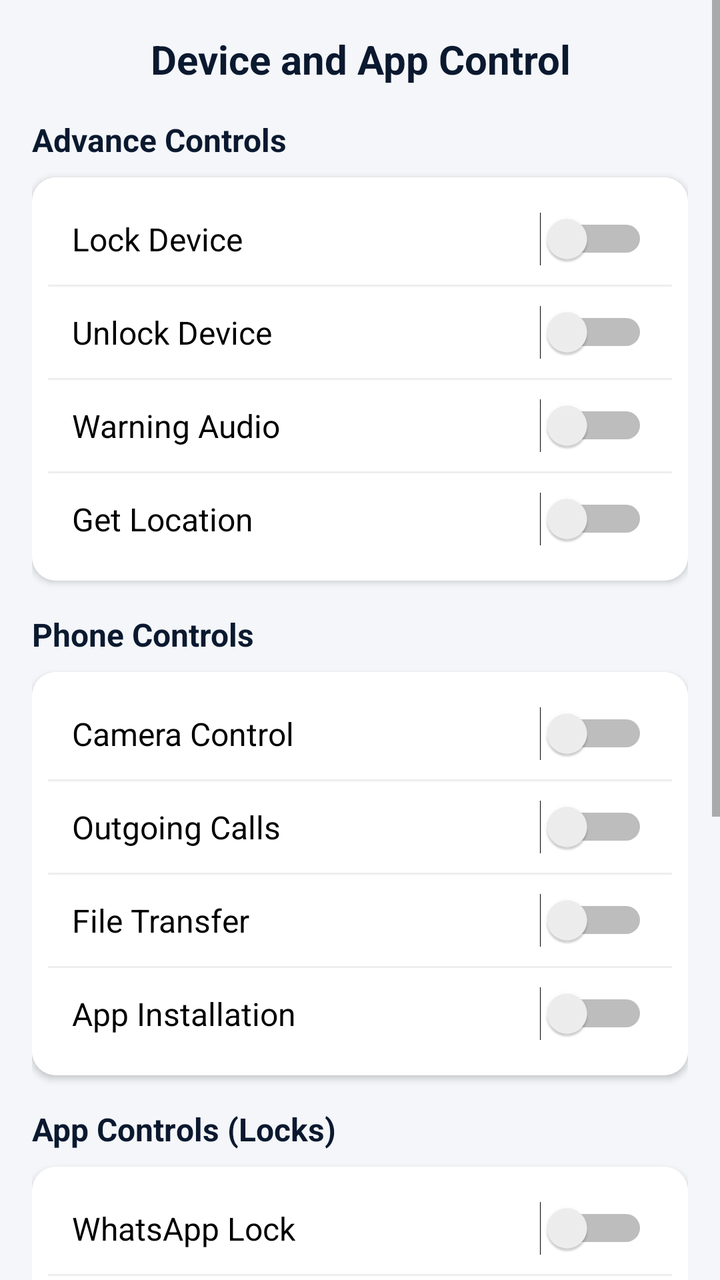
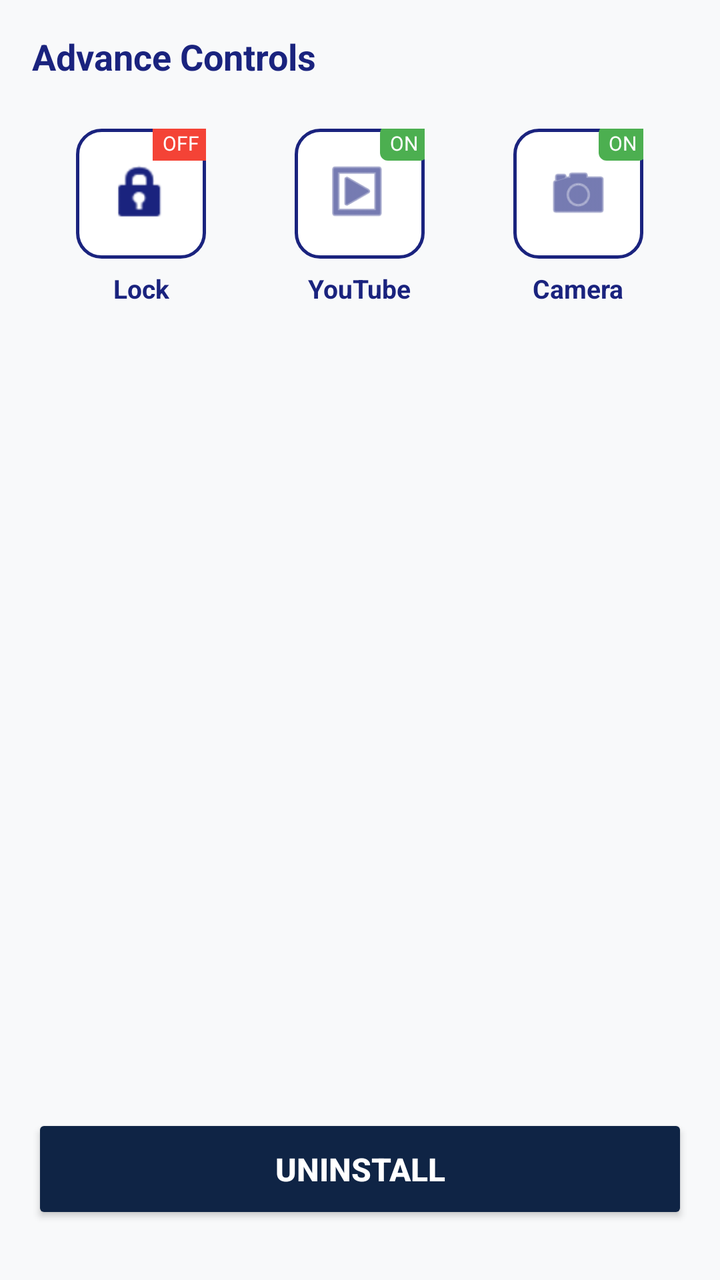

Two renders of the same Android screen: before a commit and after it. Below are the layout's source before the change and the commit's diff.
<!-- AndroidManifest.xml: application theme Theme.AppCompat.Light.NoActionBar -->
<!-- res/layout/activity_customer_detail_control.xml -->
<?xml version="1.0" encoding="utf-8"?>
<ScrollView xmlns:android="http://schemas.android.com/apk/res/android"
    xmlns:app="http://schemas.android.com/apk/res-auto"
    android:layout_width="match_parent"
    android:layout_height="match_parent"
    android:background="@color/colorBackground"
    android:fillViewport="true">

    <LinearLayout
        android:layout_width="match_parent"
        android:layout_height="wrap_content"
        android:orientation="vertical"
        android:padding="16dp">

        <TextView
            android:layout_width="match_parent"
            android:layout_height="wrap_content"
            android:text="Device and App Control"
            android:textSize="20sp"
            android:textStyle="bold"
            android:textColor="@color/colorPrimary"
            android:gravity="center"
            android:layout_marginBottom="16dp"/>

        
        <TextView
            android:layout_width="match_parent"
            android:layout_height="wrap_content"
            android:text="Advance Controls"
            android:textStyle="bold"
            android:textColor="@color/colorPrimary"
            android:textSize="16sp"
            android:layout_marginBottom="8dp"/>

        <androidx.cardview.widget.CardView
            android:layout_width="match_parent"
            android:layout_height="wrap_content"
            android:layout_marginBottom="16dp"
            app:cardCornerRadius="12dp">
            <LinearLayout
                android:layout_width="match_parent"
                android:layout_height="wrap_content"
                android:orientation="vertical"
                android:background="@color/white"
                android:padding="8dp">

                <Switch android:id="@+id/switchLock" android:layout_width="match_parent" android:layout_height="wrap_content" android:text="Lock Device" android:padding="12dp" android:textSize="16sp"/>
                <View android:layout_width="match_parent" android:layout_height="1dp" android:background="#EEEEEE"/>
                <Switch android:id="@+id/switchUnlock" android:layout_width="match_parent" android:layout_height="wrap_content" android:text="Unlock Device" android:padding="12dp" android:textSize="16sp"/>
                <View android:layout_width="match_parent" android:layout_height="1dp" android:background="#EEEEEE"/>
                <Switch android:id="@+id/switchWarningAudio" android:layout_width="match_parent" android:layout_height="wrap_content" android:text="Warning Audio" android:padding="12dp" android:textSize="16sp"/>
                <View android:layout_width="match_parent" android:layout_height="1dp" android:background="#EEEEEE"/>
                <Switch android:id="@+id/switchGetLocation" android:layout_width="match_parent" android:layout_height="wrap_content" android:text="Get Location" android:padding="12dp" android:textSize="16sp"/>
            </LinearLayout>
        </androidx.cardview.widget.CardView>

        
        <TextView
            android:layout_width="match_parent"
            android:layout_height="wrap_content"
            android:text="Phone Controls"
            android:textStyle="bold"
            android:textColor="@color/colorPrimary"
            android:textSize="16sp"
            android:layout_marginBottom="8dp"/>

        <androidx.cardview.widget.CardView
            android:layout_width="match_parent"
            android:layout_height="wrap_content"
            android:layout_marginBottom="16dp"
            app:cardCornerRadius="12dp">
            <LinearLayout
                android:layout_width="match_parent"
                android:layout_height="wrap_content"
                android:orientation="vertical"
                android:background="@color/white"
                android:padding="8dp">

                <Switch android:id="@+id/switchCamera" android:layout_width="match_parent" android:layout_height="wrap_content" android:text="Camera Control" android:padding="12dp" android:textSize="16sp"/>
                <View android:layout_width="match_parent" android:layout_height="1dp" android:background="#EEEEEE"/>
                <Switch android:id="@+id/switchOutgoingCalls" android:layout_width="match_parent" android:layout_height="wrap_content" android:text="Outgoing Calls" android:padding="12dp" android:textSize="16sp"/>
                <View android:layout_width="match_parent" android:layout_height="1dp" android:background="#EEEEEE"/>
                <Switch android:id="@+id/switchFileTransfer" android:layout_width="match_parent" android:layout_height="wrap_content" android:text="File Transfer" android:padding="12dp" android:textSize="16sp"/>
                <View android:layout_width="match_parent" android:layout_height="1dp" android:background="#EEEEEE"/>
                <Switch android:id="@+id/switchAppInstallation" android:layout_width="match_parent" android:layout_height="wrap_content" android:text="App Installation" android:padding="12dp" android:textSize="16sp"/>
            </LinearLayout>
        </androidx.cardview.widget.CardView>

        
        <TextView
            android:layout_width="match_parent"
            android:layout_height="wrap_content"
            android:text="App Controls (Locks)"
            android:textStyle="bold"
            android:textColor="@color/colorPrimary"
            android:textSize="16sp"
            android:layout_marginBottom="8dp"/>

        <androidx.cardview.widget.CardView
            android:layout_width="match_parent"
            android:layout_height="wrap_content"
            android:layout_marginBottom="24dp"
            app:cardCornerRadius="12dp">
            <LinearLayout
                android:layout_width="match_parent"
                android:layout_height="wrap_content"
                android:orientation="vertical"
                android:background="@color/white"
                android:padding="8dp">

                <Switch android:id="@+id/switchWhatsapp" android:layout_width="match_parent" android:layout_height="wrap_content" android:text="WhatsApp Lock" android:padding="12dp" android:textSize="16sp"/>
                <View android:layout_width="match_parent" android:layout_height="1dp" android:background="#EEEEEE"/>
                <Switch android:id="@+id/switchTelegram" android:layout_width="match_parent" android:layout_height="wrap_content" android:text="Telegram Lock" android:padding="12dp" android:textSize="16sp"/>
                <View android:layout_width="match_parent" android:layout_height="1dp" android:background="#EEEEEE"/>
                <Switch android:id="@+id/switchChrome" android:layout_width="match_parent" android:layout_height="wrap_content" android:text="Chrome Lock" android:padding="12dp" android:textSize="16sp"/>
                <View android:layout_width="match_parent" android:layout_height="1dp" android:background="#EEEEEE"/>
                <Switch android:id="@+id/switchYoutube" android:layout_width="match_parent" android:layout_height="wrap_content" android:text="Youtube Lock" android:padding="12dp" android:textSize="16sp"/>
                <View android:layout_width="match_parent" android:layout_height="1dp" android:background="#EEEEEE"/>
                <Switch android:id="@+id/switchInstagram" android:layout_width="match_parent" android:layout_height="wrap_content" android:text="Instagram Lock" android:padding="12dp" android:textSize="16sp"/>
                <View android:layout_width="match_parent" android:layout_height="1dp" android:background="#EEEEEE"/>
                <Switch android:id="@+id/switchPhonepe" android:layout_width="match_parent" android:layout_height="wrap_content" android:text="PhonePe Lock" android:padding="12dp" android:textSize="16sp"/>
            </LinearLayout>
        </androidx.cardview.widget.CardView>

        
        <Button
            android:id="@+id/btnUninstallSystem"
            android:layout_width="match_parent"
            android:layout_height="55dp"
            android:text="Uninstall"
            android:backgroundTint="#8B0000"
            android:textColor="@color/white"
            android:textSize="16sp"
            android:textStyle="bold"
            android:layout_marginBottom="30dp"/>

    </LinearLayout>
</ScrollView>
<!-- resources referenced by this layout -->
<resources>
  <color name="colorBackground">#F4F6F9</color>
  <color name="colorPrimary">#0A192F</color>
  <color name="white">#FFFFFF</color>
</resources>

<!-- the commit's change to res/layout/activity_customer_detail_control.xml (unified diff, before → after) -->
@@ -1,9 +1,8 @@
 <?xml version="1.0" encoding="utf-8"?>
 <ScrollView xmlns:android="http://schemas.android.com/apk/res/android"
-    xmlns:app="http://schemas.android.com/apk/res-auto"
     android:layout_width="match_parent"
     android:layout_height="match_parent"
-    android:background="@color/colorBackground"
+    android:background="#F8F9FA"
     android:fillViewport="true">
 
     <LinearLayout
@@ -15,112 +14,50 @@
         <TextView
             android:layout_width="match_parent"
             android:layout_height="wrap_content"
-            android:text="Device and App Control"
-            android:textSize="20sp"
+            android:text="Advance Controls"
             android:textStyle="bold"
-            android:textColor="@color/colorPrimary"
-            android:gravity="center"
+            android:textColor="#1A237E"
+            android:textSize="18sp"
             android:layout_marginBottom="16dp"/>
 
         
-        <TextView
+        <GridLayout
             android:layout_width="match_parent"
             android:layout_height="wrap_content"
-            android:text="Advance Controls"
-            android:textStyle="bold"
-            android:textColor="@color/colorPrimary"
-            android:textSize="16sp"
-            android:layout_marginBottom="8dp"/>
+            android:columnCount="3"
+            android:alignmentMode="alignMargins">
 
-        <androidx.cardview.widget.CardView
-            android:layout_width="match_parent"
-            android:layout_height="wrap_content"
-            android:layout_marginBottom="16dp"
-            app:cardCornerRadius="12dp">
-            <LinearLayout
-                android:layout_width="match_parent"
-                android:layout_height="wrap_content"
-                android:orientation="vertical"
-                android:background="@color/white"
-                android:padding="8dp">
+            
+            <LinearLayout android:id="@+id/btnControlLock" android:orientation="vertical" android:gravity="center" android:layout_width="0dp" android:layout_height="wrap_content" android:layout_columnWeight="1" android:layout_margin="8dp">
+                <FrameLayout android:layout_width="65dp" android:layout_height="65dp">
+                    <ImageView android:layout_width="match_parent" android:layout_height="match_parent" android:background="@drawable/bg_control_box" android:padding="16dp" android:src="@android:drawable/ic_lock_idle_lock" android:tint="#1A237E"/>
+                    <TextView android:id="@+id/badgeLock" android:layout_width="wrap_content" android:layout_height="wrap_content" android:text="OFF" android:textSize="10sp" android:textColor="#FFF" android:background="#F44336" android:layout_gravity="top|end" android:layout_marginTop="-2dp" android:layout_marginEnd="-2dp" android:paddingHorizontal="5dp" android:paddingVertical="2dp"/>
+                </FrameLayout>
+                <TextView android:layout_width="wrap_content" android:layout_height="wrap_content" android:text="Lock" android:textSize="13sp" android:textColor="#1A237E" android:textStyle="bold" android:layout_marginTop="6dp"/>
+            </LinearLayout>
 
-                <Switch android:id="@+id/switchLock" android:layout_width="match_parent" android:layout_height="wrap_content" android:text="Lock Device" android:padding="12dp" android:textSize="16sp"/>
-                <View android:layout_width="match_parent" android:layout_height="1dp" android:background="#EEEEEE"/>
-                <Switch android:id="@+id/switchUnlock" android:layout_width="match_parent" android:layout_height="wrap_content" android:text="Unlock Device" android:padding="12dp" android:textSize="16sp"/>
-                <View android:layout_width="match_parent" android:layout_height="1dp" android:background="#EEEEEE"/>
-                <Switch android:id="@+id/switchWarningAudio" android:layout_width="match_parent" android:layout_height="wrap_content" android:text="Warning Audio" android:padding="12dp" android:textSize="16sp"/>
-                <View android:layout_width="match_parent" android:layout_height="1dp" android:background="#EEEEEE"/>
-                <Switch android:id="@+id/switchGetLocation" android:layout_width="match_parent" android:layout_height="wrap_content" android:text="Get Location" android:padding="12dp" android:textSize="16sp"/>
+            
+            <LinearLayout android:id="@+id/btnControlYoutube" android:orientation="vertical" android:gravity="center" android:layout_width="0dp" android:layout_height="wrap_content" android:layout_columnWeight="1" android:layout_margin="8dp">
+                <FrameLayout android:layout_width="65dp" android:layout_height="65dp">
+                    <ImageView android:layout_width="match_parent" android:layout_height="match_parent" android:background="@drawable/bg_control_box" android:padding="16dp" android:src="@android:drawable/ic_menu_slideshow" android:tint="#1A237E"/>
+                    <TextView android:id="@+id/badgeYoutube" android:layout_width="wrap_content" android:layout_height="wrap_content" android:text="ON" android:textSize="10sp" android:textColor="#FFF" android:background="@drawable/bg_badge_on" android:layout_gravity="top|end" android:layout_marginTop="-2dp" android:layout_marginEnd="-2dp" android:paddingHorizontal="5dp" android:paddingVertical="2dp"/>
+                </FrameLayout>
+                <TextView android:layout_width="wrap_content" android:layout_height="wrap_content" android:text="YouTube" android:textSize="13sp" android:textColor="#1A237E" android:textStyle="bold" android:layout_marginTop="6dp"/>
             </LinearLayout>
-        </androidx.cardview.widget.CardView>
+
+            
+            <LinearLayout android:id="@+id/btnControlCamera" android:orientation="vertical" android:gravity="center" android:layout_width="0dp" android:layout_height="wrap_content" android:layout_columnWeight="1" android:layout_margin="8dp">
+                <FrameLayout android:layout_width="65dp" android:layout_height="65dp">
+                    <ImageView android:layout_width="match_parent" android:layout_height="match_parent" android:background="@drawable/bg_control_box" android:padding="16dp" android:src="@android:drawable/ic_menu_camera" android:tint="#1A237E"/>
+                    <TextView android:id="@+id/badgeCamera" android:layout_width="wrap_content" android:layout_height="wrap_content" android:text="ON" android:textSize="10sp" android:textColor="#FFF" android:background="@drawable/bg_badge_on" android:layout_gravity="top|end" android:layout_marginTop="-2dp" android:layout_marginEnd="-2dp" android:paddingHorizontal="5dp" android:paddingVertical="2dp"/>
+                </FrameLayout>
+                <TextView android:layout_width="wrap_content" android:layout_height="wrap_content" android:text="Camera" android:textSize="13sp" android:textColor="#1A237E" android:textStyle="bold" android:layout_marginTop="6dp"/>
+            </LinearLayout>
+
+        </GridLayout>
 
         
-        <TextView
-            android:layout_width="match_parent"
-            android:layout_height="wrap_content"
-            android:text="Phone Controls"
-            android:textStyle="bold"
-            android:textColor="@color/colorPrimary"
-            android:textSize="16sp"
-            android:layout_marginBottom="8dp"/>
-
-        <androidx.cardview.widget.CardView
-            android:layout_width="match_parent"
-            android:layout_height="wrap_content"
-            android:layout_marginBottom="16dp"
-            app:cardCornerRadius="12dp">
-            <LinearLayout
-                android:layout_width="match_parent"
-                android:layout_height="wrap_content"
-                android:orientation="vertical"
-                android:background="@color/white"
-                android:padding="8dp">
-
-                <Switch android:id="@+id/switchCamera" android:layout_width="match_parent" android:layout_height="wrap_content" android:text="Camera Control" android:padding="12dp" android:textSize="16sp"/>
-                <View android:layout_width="match_parent" android:layout_height="1dp" android:background="#EEEEEE"/>
-                <Switch android:id="@+id/switchOutgoingCalls" android:layout_width="match_parent" android:layout_height="wrap_content" android:text="Outgoing Calls" android:padding="12dp" android:textSize="16sp"/>
-                <View android:layout_width="match_parent" android:layout_height="1dp" android:background="#EEEEEE"/>
-                <Switch android:id="@+id/switchFileTransfer" android:layout_width="match_parent" android:layout_height="wrap_content" android:text="File Transfer" android:padding="12dp" android:textSize="16sp"/>
-                <View android:layout_width="match_parent" android:layout_height="1dp" android:background="#EEEEEE"/>
-                <Switch android:id="@+id/switchAppInstallation" android:layout_width="match_parent" android:layout_height="wrap_content" android:text="App Installation" android:padding="12dp" android:textSize="16sp"/>
-            </LinearLayout>
-        </androidx.cardview.widget.CardView>
-
-        
-        <TextView
-            android:layout_width="match_parent"
-            android:layout_height="wrap_content"
-            android:text="App Controls (Locks)"
-            android:textStyle="bold"
-            android:textColor="@color/colorPrimary"
-            android:textSize="16sp"
-            android:layout_marginBottom="8dp"/>
-
-        <androidx.cardview.widget.CardView
-            android:layout_width="match_parent"
-            android:layout_height="wrap_content"
-            android:layout_marginBottom="24dp"
-            app:cardCornerRadius="12dp">
-            <LinearLayout
-                android:layout_width="match_parent"
-                android:layout_height="wrap_content"
-                android:orientation="vertical"
-                android:background="@color/white"
-                android:padding="8dp">
-
-                <Switch android:id="@+id/switchWhatsapp" android:layout_width="match_parent" android:layout_height="wrap_content" android:text="WhatsApp Lock" android:padding="12dp" android:textSize="16sp"/>
-                <View android:layout_width="match_parent" android:layout_height="1dp" android:background="#EEEEEE"/>
-                <Switch android:id="@+id/switchTelegram" android:layout_width="match_parent" android:layout_height="wrap_content" android:text="Telegram Lock" android:padding="12dp" android:textSize="16sp"/>
-                <View android:layout_width="match_parent" android:layout_height="1dp" android:background="#EEEEEE"/>
-                <Switch android:id="@+id/switchChrome" android:layout_width="match_parent" android:layout_height="wrap_content" android:text="Chrome Lock" android:padding="12dp" android:textSize="16sp"/>
-                <View android:layout_width="match_parent" android:layout_height="1dp" android:background="#EEEEEE"/>
-                <Switch android:id="@+id/switchYoutube" android:layout_width="match_parent" android:layout_height="wrap_content" android:text="Youtube Lock" android:padding="12dp" android:textSize="16sp"/>
-                <View android:layout_width="match_parent" android:layout_height="1dp" android:background="#EEEEEE"/>
-                <Switch android:id="@+id/switchInstagram" android:layout_width="match_parent" android:layout_height="wrap_content" android:text="Instagram Lock" android:padding="12dp" android:textSize="16sp"/>
-                <View android:layout_width="match_parent" android:layout_height="1dp" android:background="#EEEEEE"/>
-                <Switch android:id="@+id/switchPhonepe" android:layout_width="match_parent" android:layout_height="wrap_content" android:text="PhonePe Lock" android:padding="12dp" android:textSize="16sp"/>
-            </LinearLayout>
-        </androidx.cardview.widget.CardView>
+        <View android:layout_width="match_parent" android:layout_height="0dp" android:layout_weight="1" android:minHeight="50dp"/>
 
         
         <Button
@@ -128,10 +65,23 @@
             android:layout_width="match_parent"
             android:layout_height="55dp"
             android:text="Uninstall"
-            android:backgroundTint="#8B0000"
+            android:backgroundTint="#0F2445"
             android:textColor="@color/white"
             android:textSize="16sp"
             android:textStyle="bold"
+            android:layout_marginBottom="12dp"/>
+
+        
+        <Button
+            android:id="@+id/btnRemoveProfile"
+            android:layout_width="match_parent"
+            android:layout_height="55dp"
+            android:text="Remove From Customer List"
+            android:backgroundTint="#D32F2F"
+            android:textColor="@color/white"
+            android:textSize="16sp"
+            android:textStyle="bold"
+            android:visibility="gone"
             android:layout_marginBottom="30dp"/>
 
     </LinearLayout>
<!-- resource entries referenced after the edit -->
@@ -1,7 +1,18 @@
 <!-- resources referenced by this layout -->
 <resources>
-  <color name="colorBackground">#F4F6F9</color>
-  <color name="colorPrimary">#0A192F</color>
   <color name="white">#FFFFFF</color>
+  <!-- drawable bg_badge_on (drawable) -->
+  <?xml version="1.0" encoding="utf-8"?>
+  <shape xmlns:android="http://schemas.android.com/apk/res/android">
+      <solid android:color="#4CAF50"/> 
+      <corners android:radius="4dp"/>
+  </shape>
+  <!-- drawable bg_control_box (drawable) -->
+  <?xml version="1.0" encoding="utf-8"?>
+  <shape xmlns:android="http://schemas.android.com/apk/res/android">
+      <solid android:color="#FFFFFF"/>
+      <corners android:radius="12dp"/>
+      <stroke android:width="1.5dp" android:color="#1A237E"/> 
+  </shape>
 </resources>
 
